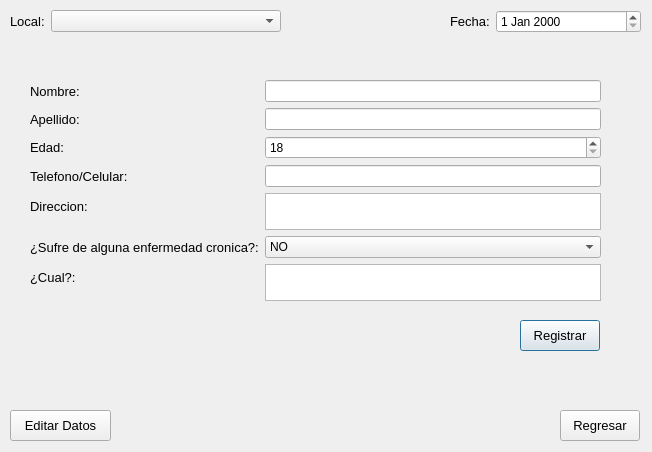
The window that PAF_GUI/PAF_GRAFICA/gui/registrarpaciente.ui (JMOrbegoso/USS-2021-II-PP) describes before a commit, drawn with Qt 5.
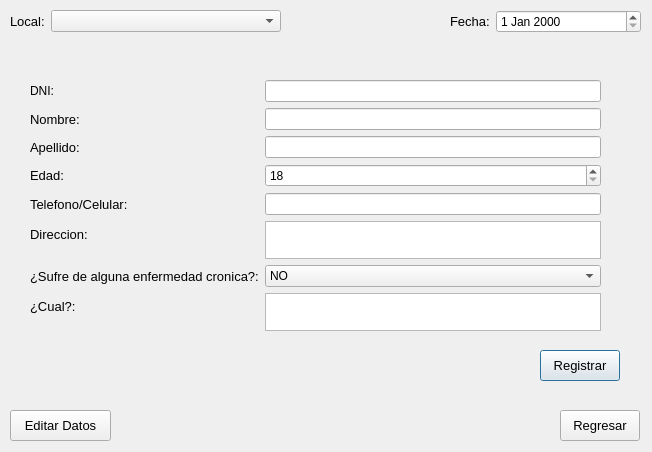
The same window after the commit.

```diff
--- a/PAF_GUI/PAF_GRAFICA/gui/registrarpaciente.ui
+++ b/PAF_GUI/PAF_GRAFICA/gui/registrarpaciente.ui
@@ -19,14 +19,14 @@
      <x>30</x>
      <y>80</y>
      <width>571</width>
-     <height>221</height>
+     <height>251</height>
     </rect>
    </property>
    <layout class="QFormLayout" name="formLayout">
     <property name="fieldGrowthPolicy">
      <enum>QFormLayout::AllNonFixedFieldsGrow</enum>
     </property>
-    <item row="0" column="0">
+    <item row="1" column="0">
      <widget class="QLabel" name="label">
       <property name="font">
        <font>
@@ -38,14 +38,14 @@
       </property>
      </widget>
     </item>
-    <item row="0" column="1">
+    <item row="1" column="1">
      <widget class="QLineEdit" name="nombreTxt">
       <property name="enabled">
        <bool>true</bool>
       </property>
      </widget>
     </item>
-    <item row="1" column="0">
+    <item row="2" column="0">
      <widget class="QLabel" name="label_2">
       <property name="font">
        <font>
@@ -57,14 +57,14 @@
       </property>
      </widget>
     </item>
-    <item row="1" column="1">
+    <item row="2" column="1">
      <widget class="QLineEdit" name="apellidoTxt">
       <property name="enabled">
        <bool>true</bool>
       </property>
      </widget>
     </item>
-    <item row="2" column="0">
+    <item row="3" column="0">
      <widget class="QLabel" name="label_3">
       <property name="font">
        <font>
@@ -76,7 +76,7 @@
       </property>
      </widget>
     </item>
-    <item row="2" column="1">
+    <item row="3" column="1">
      <widget class="QSpinBox" name="edadSpbox">
       <property name="enabled">
        <bool>true</bool>
@@ -86,7 +86,7 @@
       </property>
      </widget>
     </item>
-    <item row="3" column="0">
+    <item row="4" column="0">
      <widget class="QLabel" name="label_4">
       <property name="font">
        <font>
@@ -98,7 +98,7 @@
       </property>
      </widget>
     </item>
-    <item row="3" column="1">
+    <item row="4" column="1">
      <widget class="QLineEdit" name="telefonoTxt">
       <property name="enabled">
        <bool>true</bool>
@@ -111,7 +111,7 @@
       </property>
      </widget>
     </item>
-    <item row="5" column="0">
+    <item row="6" column="0">
      <widget class="QLabel" name="label_6">
       <property name="font">
        <font>
@@ -123,7 +123,7 @@
       </property>
      </widget>
     </item>
-    <item row="5" column="1">
+    <item row="6" column="1">
      <widget class="QComboBox" name="enfermedadCbox">
       <property name="enabled">
        <bool>true</bool>
@@ -140,7 +140,7 @@
       </item>
      </widget>
     </item>
-    <item row="4" column="0">
+    <item row="5" column="0">
      <widget class="QLabel" name="label_5">
       <property name="font">
        <font>
@@ -152,14 +152,14 @@
       </property>
      </widget>
     </item>
-    <item row="4" column="1">
+    <item row="5" column="1">
      <widget class="QTextEdit" name="direccionTxt">
       <property name="enabled">
        <bool>true</bool>
       </property>
      </widget>
     </item>
-    <item row="6" column="0">
+    <item row="7" column="0">
      <widget class="QLabel" name="label_9">
       <property name="font">
        <font>
@@ -171,13 +171,23 @@
       </property>
      </widget>
     </item>
-    <item row="6" column="1">
+    <item row="7" column="1">
      <widget class="QPlainTextEdit" name="cualTxt">
       <property name="enabled">
        <bool>true</bool>
       </property>
      </widget>
     </item>
+    <item row="0" column="0">
+     <widget class="QLabel" name="label_10">
+      <property name="text">
+       <string>DNI:</string>
+      </property>
+     </widget>
+    </item>
+    <item row="0" column="1">
+     <widget class="QLineEdit" name="dniTxt"/>
+    </item>
    </layout>
   </widget>
   <widget class="QPushButton" name="registrarCmd">
@@ -186,8 +196,8 @@
    </property>
    <property name="geometry">
     <rect>
-     <x>520</x>
-     <y>320</y>
+     <x>540</x>
+     <y>350</y>
      <width>80</width>
      <height>31</height>
     </rect>
```
